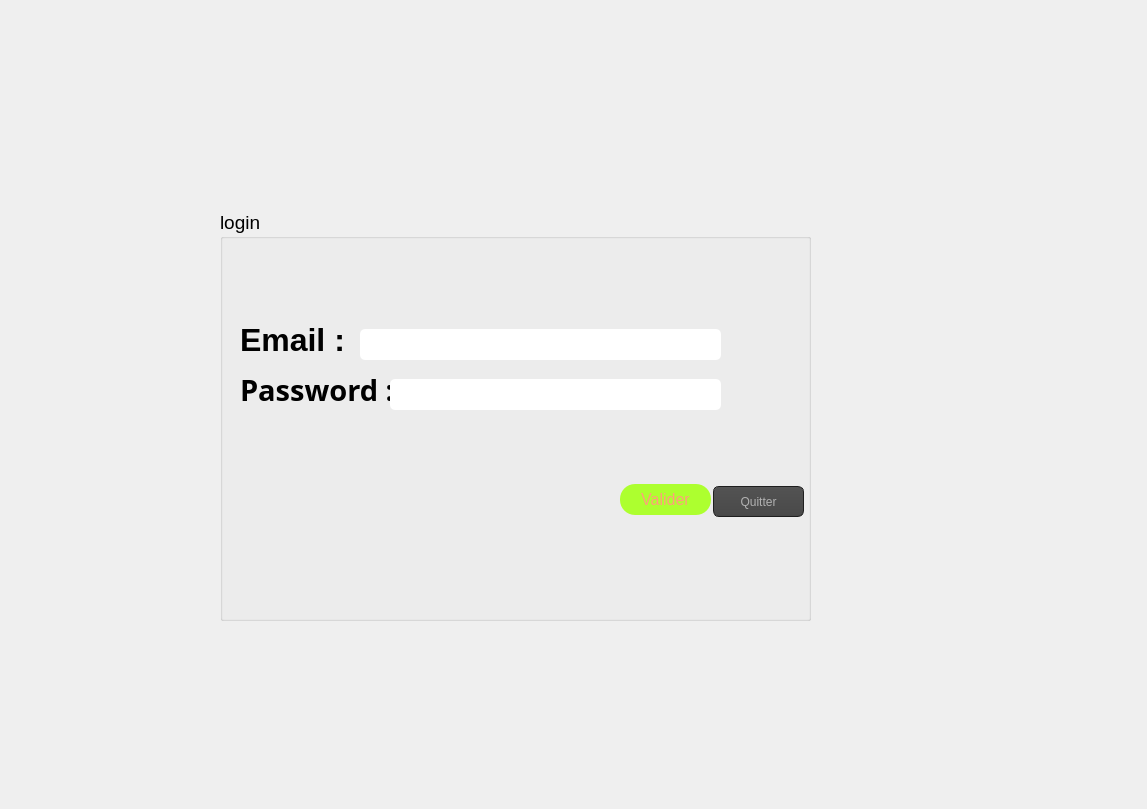
Old version of the form application_version_beta/login.ui in the repository AzizBenIsmail/Projet_Parental_Monitoring_System_Qt.
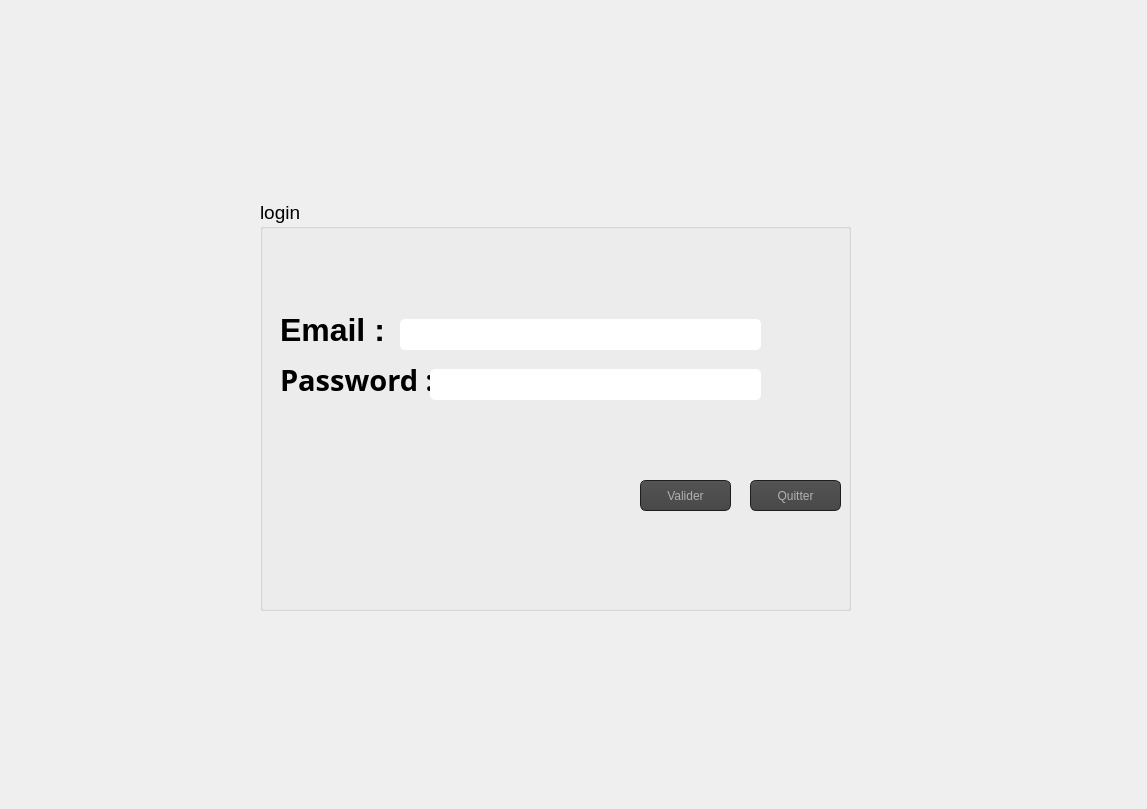
New version of the form. Icons and pictures are not drawn.

Diff of the .ui file:
```diff
--- a/application_version_beta/login.ui
+++ b/application_version_beta/login.ui
@@ -16,8 +16,8 @@
   <widget class="QGroupBox" name="groupBox">
    <property name="geometry">
     <rect>
-     <x>220</x>
-     <y>210</y>
+     <x>260</x>
+     <y>200</y>
      <width>591</width>
      <height>411</height>
     </rect>
@@ -159,8 +159,8 @@
    <widget class="QPushButton" name="pushButton_Q">
     <property name="geometry">
      <rect>
-      <x>493</x>
-      <y>276</y>
+      <x>490</x>
+      <y>280</y>
       <width>91</width>
       <height>31</height>
      </rect>
@@ -642,8 +642,8 @@
    <widget class="QPushButton" name="pushButton_valide">
     <property name="geometry">
      <rect>
-      <x>400</x>
-      <y>274</y>
+      <x>380</x>
+      <y>280</y>
       <width>91</width>
       <height>31</height>
      </rect>
@@ -651,30 +651,471 @@
     <property name="font">
      <font>
       <family>MS Shell Dlg 2</family>
-      <pointsize>12</pointsize>
-      <weight>9</weight>
+      <pointsize>-1</pointsize>
+      <weight>50</weight>
       <italic>false</italic>
       <bold>false</bold>
      </font>
     </property>
     <property name="styleSheet">
-     <string notr="true">QPushButton
+     <string notr="true">QToolTip
 {
-background:rgb(173, 255, 47);
-border-radius :60px;
+     border: 1px solid black;
+     background-color: #ffa02f;
+     padding: 1px;
+     border-radius: 3px;
+     opacity: 100;
+}
+
+QWidget
+{
+    color: #b1b1b1;
+    background-color: #323232;
+}
+
+QWidget:item:hover
+{
+    background-color: QLinearGradient( x1: 0, y1: 0, x2: 0, y2: 1, stop: 0 #ffa02f, stop: 1 #ca0619);
+    color: #000000;
+}
+
+QWidget:item:selected
+{
+    background-color: QLinearGradient( x1: 0, y1: 0, x2: 0, y2: 1, stop: 0 #ffa02f, stop: 1 #d7801a);
+}
+
+QMenuBar::item
+{
+    background: transparent;
+}
+
+QMenuBar::item:selected
+{
+    background: transparent;
+    border: 1px solid #ffaa00;
+}
+
+QMenuBar::item:pressed
+{
+    background: #444;
+    border: 1px solid #000;
+    background-color: QLinearGradient(
+        x1:0, y1:0,
+        x2:0, y2:1,
+        stop:1 #212121,
+        stop:0.4 #343434/*,
+        stop:0.2 #343434,
+        stop:0.1 #ffaa00*/
+    );
+    margin-bottom:-1px;
+    padding-bottom:1px;
+}
+
+QMenu
+{
+    border: 1px solid #000;
+}
+
+QMenu::item
+{
+    padding: 2px 20px 2px 20px;
+}
+
+QMenu::item:selected
+{
+    color: #000000;
+}
+
+QWidget:disabled
+{
+    color: #404040;
+    background-color: #323232;
+}
+
+QAbstractItemView
+{
+    background-color: QLinearGradient( x1: 0, y1: 0, x2: 0, y2: 1, stop: 0 #4d4d4d, stop: 0.1 #646464, stop: 1 #5d5d5d);
+}
+
+QWidget:focus
+{
+    /*border: 2px solid QLinearGradient( x1: 0, y1: 0, x2: 0, y2: 1, stop: 0 #ffa02f, stop: 1 #d7801a);*/
+}
+
+QLineEdit
+{
+    background-color: QLinearGradient( x1: 0, y1: 0, x2: 0, y2: 1, stop: 0 #4d4d4d, stop: 0 #646464, stop: 1 #5d5d5d);
+    padding: 1px;
+    border-style: solid;
+    border: 1px solid #1e1e1e;
+    border-radius: 5;
 }
 
 QPushButton
 {
-	font: 75 12pt &quot;MS Shell Dlg 2&quot;;
+    color: #b1b1b1;
+    background-color: QLinearGradient( x1: 0, y1: 0, x2: 0, y2: 1, stop: 0 #565656, stop: 0.1 #525252, stop: 0.5 #4e4e4e, stop: 0.9 #4a4a4a, stop: 1 #464646);
+    border-width: 1px;
+    border-color: #1e1e1e;
+    border-style: solid;
+    border-radius: 6;
+    padding: 3px;
+    font-size: 12px;
+    padding-left: 5px;
+    padding-right: 5px;
+}
 
-	color:#FFA07A ;
-border-radius:15px;
+QPushButton:pressed
+{
+    background-color: QLinearGradient( x1: 0, y1: 0, x2: 0, y2: 1, stop: 0 #2d2d2d, stop: 0.1 #2b2b2b, stop: 0.5 #292929, stop: 0.9 #282828, stop: 1 #252525);
 }
-QPushButton::hover
+
+QComboBox
 {
-	background-color: qlineargradient(spread:pad, x1:0, y1:0.511, x2:1, y2:0.511, stop:0 rgba(0, 207, 179, 255),stop:1 rgb(108, 135, 255));
+    selection-background-color: #ffaa00;
+    background-color: QLinearGradient( x1: 0, y1: 0, x2: 0, y2: 1, stop: 0 #565656, stop: 0.1 #525252, stop: 0.5 #4e4e4e, stop: 0.9 #4a4a4a, stop: 1 #464646);
+    border-style: solid;
+    border: 1px solid #1e1e1e;
+    border-radius: 5;
+}
 
+QComboBox:hover,QPushButton:hover
+{
+    border: 2px solid QLinearGradient( x1: 0, y1: 0, x2: 0, y2: 1, stop: 0 #ffa02f, stop: 1 #d7801a);
+}
+
+
+QComboBox:on
+{
+    padding-top: 3px;
+    padding-left: 4px;
+    background-color: QLinearGradient( x1: 0, y1: 0, x2: 0, y2: 1, stop: 0 #2d2d2d, stop: 0.1 #2b2b2b, stop: 0.5 #292929, stop: 0.9 #282828, stop: 1 #252525);
+    selection-background-color: #ffaa00;
+}
+
+QComboBox QAbstractItemView
+{
+    border: 2px solid darkgray;
+    selection-background-color: QLinearGradient( x1: 0, y1: 0, x2: 0, y2: 1, stop: 0 #ffa02f, stop: 1 #d7801a);
+}
+
+QComboBox::drop-down
+{
+     subcontrol-origin: padding;
+     subcontrol-position: top right;
+     width: 15px;
+
+     border-left-width: 0px;
+     border-left-color: darkgray;
+     border-left-style: solid; /* just a single line */
+     border-top-right-radius: 3px; /* same radius as the QComboBox */
+     border-bottom-right-radius: 3px;
+ }
+
+QComboBox::down-arrow
+{
+     image: url(:/down_arrow.png);
+}
+
+QGroupBox:focus
+{
+border: 2px solid QLinearGradient( x1: 0, y1: 0, x2: 0, y2: 1, stop: 0 #ffa02f, stop: 1 #d7801a);
+}
+
+QTextEdit:focus
+{
+    border: 2px solid QLinearGradient( x1: 0, y1: 0, x2: 0, y2: 1, stop: 0 #ffa02f, stop: 1 #d7801a);
+}
+
+QScrollBar:horizontal {
+     border: 1px solid #222222;
+     background: QLinearGradient( x1: 0, y1: 0, x2: 0, y2: 1, stop: 0.0 #121212, stop: 0.2 #282828, stop: 1 #484848);
+     height: 7px;
+     margin: 0px 16px 0 16px;
+}
+
+QScrollBar::handle:horizontal
+{
+      background: QLinearGradient( x1: 0, y1: 0, x2: 1, y2: 0, stop: 0 #ffa02f, stop: 0.5 #d7801a, stop: 1 #ffa02f);
+      min-height: 20px;
+      border-radius: 2px;
+}
+
+QScrollBar::add-line:horizontal {
+      border: 1px solid #1b1b19;
+      border-radius: 2px;
+      background: QLinearGradient( x1: 0, y1: 0, x2: 1, y2: 0, stop: 0 #ffa02f, stop: 1 #d7801a);
+      width: 14px;
+      subcontrol-position: right;
+      subcontrol-origin: margin;
+}
+
+QScrollBar::sub-line:horizontal {
+      border: 1px solid #1b1b19;
+      border-radius: 2px;
+      background: QLinearGradient( x1: 0, y1: 0, x2: 1, y2: 0, stop: 0 #ffa02f, stop: 1 #d7801a);
+      width: 14px;
+     subcontrol-position: left;
+     subcontrol-origin: margin;
+}
+
+QScrollBar::right-arrow:horizontal, QScrollBar::left-arrow:horizontal
+{
+      border: 1px solid black;
+      width: 1px;
+      height: 1px;
+      background: white;
+}
+
+QScrollBar::add-page:horizontal, QScrollBar::sub-page:horizontal
+{
+      background: none;
+}
+
+QScrollBar:vertical
+{
+      background: QLinearGradient( x1: 0, y1: 0, x2: 1, y2: 0, stop: 0.0 #121212, stop: 0.2 #282828, stop: 1 #484848);
+      width: 7px;
+      margin: 16px 0 16px 0;
+      border: 1px solid #222222;
+}
+
+QScrollBar::handle:vertical
+{
+      background: QLinearGradient( x1: 0, y1: 0, x2: 0, y2: 1, stop: 0 #ffa02f, stop: 0.5 #d7801a, stop: 1 #ffa02f);
+      min-height: 20px;
+      border-radius: 2px;
+}
+
+QScrollBar::add-line:vertical
+{
+      border: 1px solid #1b1b19;
+      border-radius: 2px;
+      background: QLinearGradient( x1: 0, y1: 0, x2: 0, y2: 1, stop: 0 #ffa02f, stop: 1 #d7801a);
+      height: 14px;
+      subcontrol-position: bottom;
+      subcontrol-origin: margin;
+}
+
+QScrollBar::sub-line:vertical
+{
+      border: 1px solid #1b1b19;
+      border-radius: 2px;
+      background: QLinearGradient( x1: 0, y1: 0, x2: 0, y2: 1, stop: 0 #d7801a, stop: 1 #ffa02f);
+      height: 14px;
+      subcontrol-position: top;
+      subcontrol-origin: margin;
+}
+
+QScrollBar::up-arrow:vertical, QScrollBar::down-arrow:vertical
+{
+      border: 1px solid black;
+      width: 1px;
+      height: 1px;
+      background: white;
+}
+
+
+QScrollBar::add-page:vertical, QScrollBar::sub-page:vertical
+{
+      background: none;
+}
+
+QTextEdit
+{
+    background-color: #242424;
+}
+
+QPlainTextEdit
+{
+    background-color: #242424;
+}
+
+QHeaderView::section
+{
+    background-color: QLinearGradient(x1:0, y1:0, x2:0, y2:1, stop:0 #616161, stop: 0.5 #505050, stop: 0.6 #434343, stop:1 #656565);
+    color: white;
+    padding-left: 4px;
+    border: 1px solid #6c6c6c;
+}
+
+QCheckBox:disabled
+{
+color: #414141;
+}
+
+QDockWidget::title
+{
+    text-align: center;
+    spacing: 3px; /* spacing between items in the tool bar */
+    background-color: QLinearGradient(x1:0, y1:0, x2:0, y2:1, stop:0 #323232, stop: 0.5 #242424, stop:1 #323232);
+}
+
+QDockWidget::close-button, QDockWidget::float-button
+{
+    text-align: center;
+    spacing: 1px; /* spacing between items in the tool bar */
+    background-color: QLinearGradient(x1:0, y1:0, x2:0, y2:1, stop:0 #323232, stop: 0.5 #242424, stop:1 #323232);
+}
+
+QDockWidget::close-button:hover, QDockWidget::float-button:hover
+{
+    background: #242424;
+}
+
+QDockWidget::close-button:pressed, QDockWidget::float-button:pressed
+{
+    padding: 1px -1px -1px 1px;
+}
+
+QMainWindow::separator
+{
+    background-color: QLinearGradient(x1:0, y1:0, x2:0, y2:1, stop:0 #161616, stop: 0.5 #151515, stop: 0.6 #212121, stop:1 #343434);
+    color: white;
+    padding-left: 4px;
+    border: 1px solid #4c4c4c;
+    spacing: 3px; /* spacing between items in the tool bar */
+}
+
+QMainWindow::separator:hover
+{
+
+    background-color: QLinearGradient(x1:0, y1:0, x2:0, y2:1, stop:0 #d7801a, stop:0.5 #b56c17 stop:1 #ffa02f);
+    color: white;
+    padding-left: 4px;
+    border: 1px solid #6c6c6c;
+    spacing: 3px; /* spacing between items in the tool bar */
+}
+
+QToolBar::handle
+{
+     spacing: 3px; /* spacing between items in the tool bar */
+     background: url(:/images/handle.png);
+}
+
+QMenu::separator
+{
+    height: 2px;
+    background-color: QLinearGradient(x1:0, y1:0, x2:0, y2:1, stop:0 #161616, stop: 0.5 #151515, stop: 0.6 #212121, stop:1 #343434);
+    color: white;
+    padding-left: 4px;
+    margin-left: 10px;
+    margin-right: 5px;
+}
+
+QProgressBar
+{
+    border: 2px solid grey;
+    border-radius: 5px;
+    text-align: center;
+}
+
+QProgressBar::chunk
+{
+    background-color: #d7801a;
+    width: 2.15px;
+    margin: 0.5px;
+}
+
+QTabBar::tab {
+    color: #b1b1b1;
+    border: 1px solid #444;
+    border-bottom-style: none;
+    background-color: #323232;
+    padding-left: 10px;
+    padding-right: 10px;
+    padding-top: 3px;
+    padding-bottom: 2px;
+    margin-right: -1px;
+}
+
+QTabWidget::pane {
+    border: 1px solid #444;
+    top: 1px;
+}
+
+QTabBar::tab:last
+{
+    margin-right: 0; /* the last selected tab has nothing to overlap with on the right */
+    border-top-right-radius: 3px;
+}
+
+QTabBar::tab:first:!selected
+{
+ margin-left: 0px; /* the last selected tab has nothing to overlap with on the right */
+
+
+    border-top-left-radius: 3px;
+}
+
+QTabBar::tab:!selected
+{
+    color: #b1b1b1;
+    border-bottom-style: solid;
+    margin-top: 3px;
+    background-color: QLinearGradient(x1:0, y1:0, x2:0, y2:1, stop:1 #212121, stop:.4 #343434);
+}
+
+QTabBar::tab:selected
+{
+    border-top-left-radius: 3px;
+    border-top-right-radius: 3px;
+    margin-bottom: 0px;
+}
+
+QTabBar::tab:!selected:hover
+{
+    /*border-top: 2px solid #ffaa00;
+    padding-bottom: 3px;*/
+    border-top-left-radius: 3px;
+    border-top-right-radius: 3px;
+    background-color: QLinearGradient(x1:0, y1:0, x2:0, y2:1, stop:1 #212121, stop:0.4 #343434, stop:0.2 #343434, stop:0.1 #ffaa00);
+}
+
+QRadioButton::indicator:checked, QRadioButton::indicator:unchecked{
+    color: #b1b1b1;
+    background-color: #323232;
+    border: 1px solid #b1b1b1;
+    border-radius: 6px;
+}
+
+QRadioButton::indicator:checked
+{
+    background-color: qradialgradient(
+        cx: 0.5, cy: 0.5,
+        fx: 0.5, fy: 0.5,
+        radius: 1.0,
+        stop: 0.25 #ffaa00,
+        stop: 0.3 #323232
+    );
+}
+
+QCheckBox::indicator{
+    color: #b1b1b1;
+    background-color: #323232;
+    border: 1px solid #b1b1b1;
+    width: 9px;
+    height: 9px;
+}
+
+QRadioButton::indicator
+{
+    border-radius: 6px;
+}
+
+QRadioButton::indicator:hover, QCheckBox::indicator:hover
+{
+    border: 1px solid #ffaa00;
+}
+
+QCheckBox::indicator:checked
+{
+    image:url(:/images/checkbox.png);
+}
+
+QCheckBox::indicator:disabled, QRadioButton::indicator:disabled
+{
+    border: 1px solid #444;
 }</string>
     </property>
     <property name="text">
```
